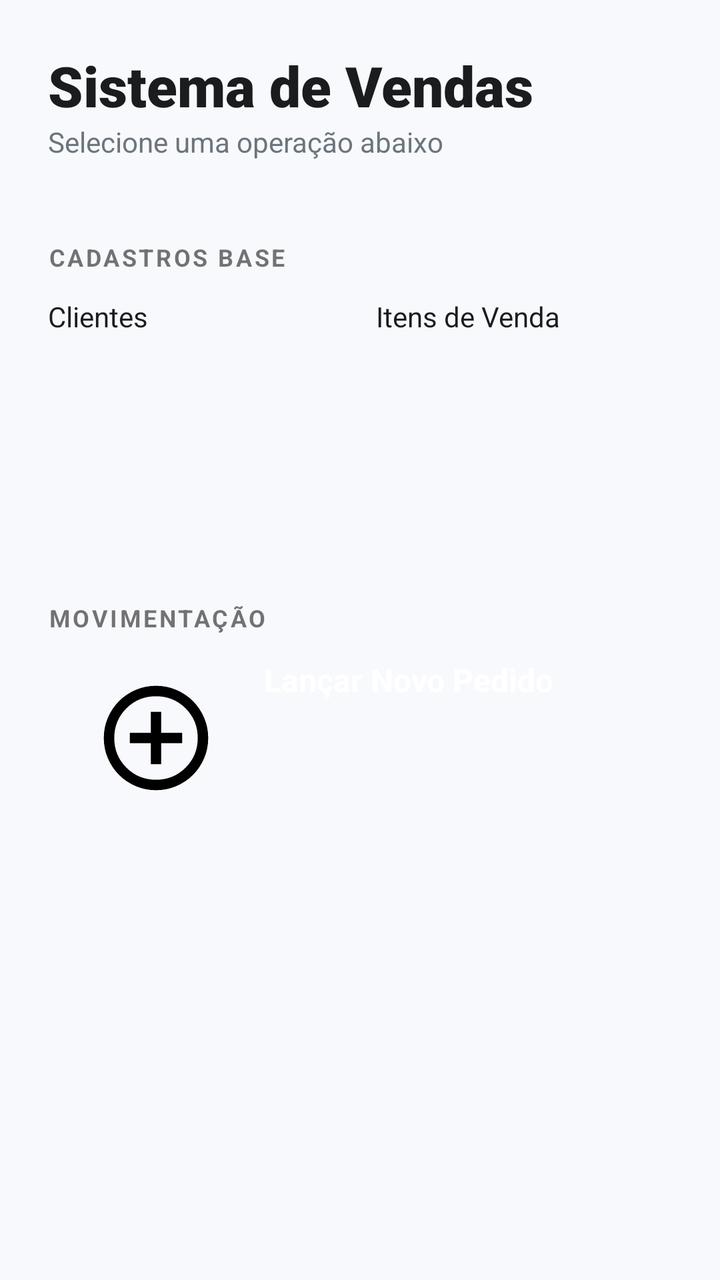
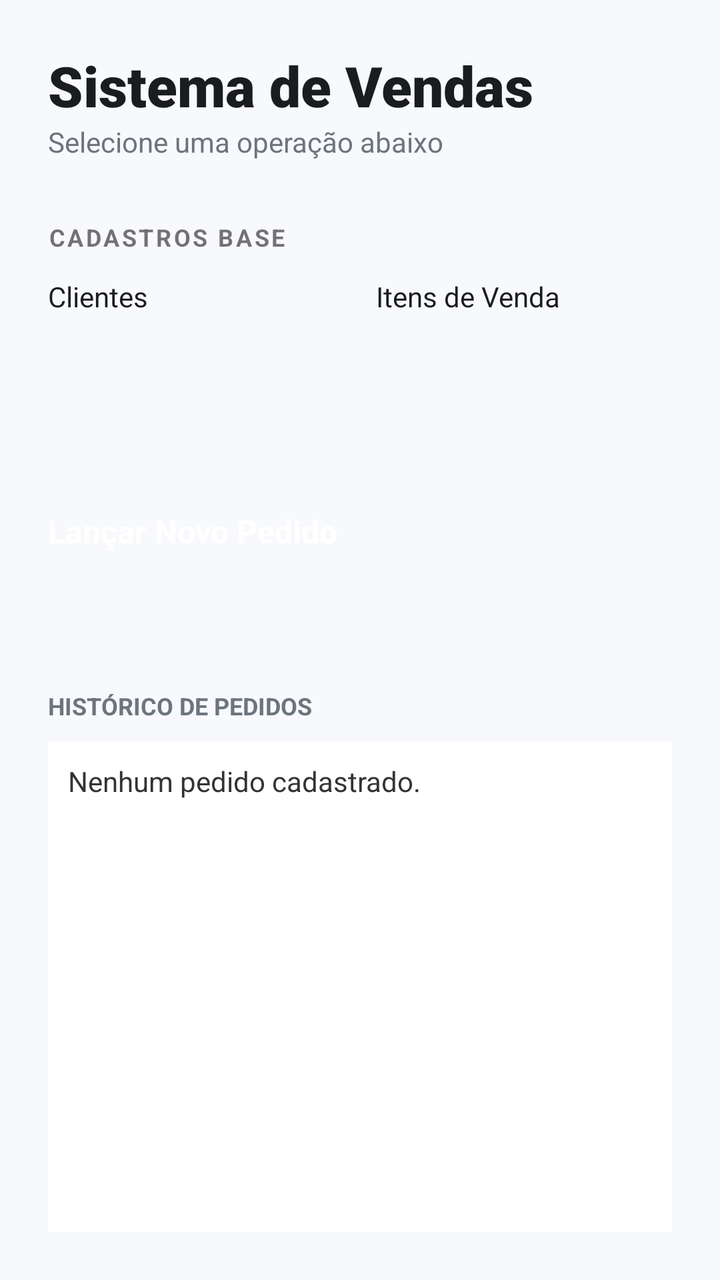

Two renders of the same Android screen: before a commit and after it. Below are the layout's source before the change and the commit's diff.
<!-- AndroidManifest.xml: application theme Theme.Teste -->
<!-- res/layout/dashboard.xml -->
<?xml version="1.0" encoding="utf-8"?>
<LinearLayout xmlns:android="http://schemas.android.com/apk/res/android"
    android:layout_width="match_parent"
    android:layout_height="match_parent"
    android:orientation="vertical"
    android:padding="24dp"
    android:background="#F8F9FC">

    <TextView
        android:layout_width="wrap_content"
        android:layout_height="wrap_content"
        android:text="Sistema de Vendas"
        android:textSize="28sp"
        android:fontFamily="sans-serif-black"
        android:textColor="#1A1C1E" />

    <TextView
        android:layout_width="wrap_content"
        android:layout_height="wrap_content"
        android:text="Selecione uma operação abaixo"
        android:textSize="14sp"
        android:textColor="#6C757D"
        android:layout_marginBottom="40dp" />

    <TextView
        android:layout_width="wrap_content"
        android:layout_height="wrap_content"
        android:text="CADASTROS BASE"
        android:textSize="12sp"
        android:textStyle="bold"
        android:letterSpacing="0.1"
        android:layout_marginBottom="12dp" />

    <LinearLayout
        android:layout_width="match_parent"
        android:layout_height="wrap_content"
        android:orientation="horizontal"
        android:weightSum="2"
        android:layout_marginBottom="16dp">

        <Button
            android:id="@+id/btnIrCadastroCliente"
            android:layout_width="0dp"
            android:layout_height="120dp"
            android:layout_weight="1"
            android:layout_marginRight="8dp"
            android:text="Clientes"
            android:backgroundTint="#FFFFFF"
            android:textColor="#1A1C1E"
            android:elevation="4dp" />

        <Button
            android:id="@+id/btnIrCadastroItens"
            android:layout_width="0dp"
            android:layout_height="120dp"
            android:layout_weight="1"
            android:layout_marginLeft="8dp"
            android:text="Itens de Venda"
            android:backgroundTint="#FFFFFF"
            android:textColor="#1A1C1E"
            android:elevation="4dp" />
    </LinearLayout>

    <TextView
        android:layout_width="wrap_content"
        android:layout_height="wrap_content"
        android:text="MOVIMENTAÇÃO"
        android:textSize="12sp"
        android:textStyle="bold"
        android:letterSpacing="0.1"
        android:layout_marginTop="16dp"
        android:layout_marginBottom="12dp" />

    <Button
        android:id="@+id/btnIrPedido"
        android:layout_width="match_parent"
        android:layout_height="80dp"
        android:text="Lançar Novo Pedido"
        android:textStyle="bold"
        android:textSize="16sp"
        android:backgroundTint="#007BFF"
        android:textColor="#FFFFFF"
        android:elevation="6dp"
        android:drawableLeft="@drawable/ir_foreground"/>

</LinearLayout>
<!-- resources referenced by this layout -->
<resources>
  <!-- drawable ir_foreground (drawable) -->
  <vector xmlns:android="http://schemas.android.com/apk/res/android"
      android:width="108dp"
      android:height="108dp"
      android:viewportWidth="960"
      android:viewportHeight="960"
      android:tint="#000000">
    <group android:scaleX="0.58"
        android:scaleY="0.58"
        android:translateX="201.6"
        android:translateY="201.6">
      <path
          android:fillColor="@android:color/white"
          android:pathData="M440,680L520,680L520,520L680,520L680,440L520,440L520,280L440,280L440,440L280,440L280,520L440,520L440,680ZM480,880Q397,880 324,848.5Q251,817 197,763Q143,709 111.5,636Q80,563 80,480Q80,397 111.5,324Q143,251 197,197Q251,143 324,111.5Q397,80 480,80Q563,80 636,111.5Q709,143 763,197Q817,251 848.5,324Q880,397 880,480Q880,563 848.5,636Q817,709 763,763Q709,817 636,848.5Q563,880 480,880ZM480,800Q614,800 707,707Q800,614 800,480Q800,346 707,253Q614,160 480,160Q346,160 253,253Q160,346 160,480Q160,614 253,707Q346,800 480,800ZM480,480Q480,480 480,480Q480,480 480,480Q480,480 480,480Q480,480 480,480Q480,480 480,480Q480,480 480,480Q480,480 480,480Q480,480 480,480Z"/>
    </group>
  </vector>
  <style name="Theme.Teste" parent="android:Theme.Material.Light.NoActionBar" />
</resources>

<!-- the commit's change to res/layout/dashboard.xml (unified diff, before → after) -->
@@ -20,7 +20,7 @@
         android:text="Selecione uma operação abaixo"
         android:textSize="14sp"
         android:textColor="#6C757D"
-        android:layout_marginBottom="40dp" />
+        android:layout_marginBottom="30dp" />
 
     <TextView
         android:layout_width="wrap_content"
@@ -41,7 +41,7 @@
         <Button
             android:id="@+id/btnIrCadastroCliente"
             android:layout_width="0dp"
-            android:layout_height="120dp"
+            android:layout_height="100dp"
             android:layout_weight="1"
             android:layout_marginRight="8dp"
             android:text="Clientes"
@@ -52,7 +52,7 @@
         <Button
             android:id="@+id/btnIrCadastroItens"
             android:layout_width="0dp"
-            android:layout_height="120dp"
+            android:layout_height="100dp"
             android:layout_weight="1"
             android:layout_marginLeft="8dp"
             android:text="Itens de Venda"
@@ -61,26 +61,40 @@
             android:elevation="4dp" />
     </LinearLayout>
 
-    <TextView
-        android:layout_width="wrap_content"
-        android:layout_height="wrap_content"
-        android:text="MOVIMENTAÇÃO"
-        android:textSize="12sp"
-        android:textStyle="bold"
-        android:letterSpacing="0.1"
-        android:layout_marginTop="16dp"
-        android:layout_marginBottom="12dp" />
-
     <Button
         android:id="@+id/btnIrPedido"
         android:layout_width="match_parent"
-        android:layout_height="80dp"
+        android:layout_height="70dp"
         android:text="Lançar Novo Pedido"
         android:textStyle="bold"
         android:textSize="16sp"
         android:backgroundTint="#007BFF"
         android:textColor="#FFFFFF"
-        android:elevation="6dp"
-        android:drawableLeft="@drawable/ir_foreground"/>
+        android:elevation="6dp" />
+
+    <TextView
+        android:layout_width="wrap_content"
+        android:layout_height="wrap_content"
+        android:text="HISTÓRICO DE PEDIDOS"
+        android:textSize="12sp"
+        android:textStyle="bold"
+        android:layout_marginTop="20dp"
+        android:layout_marginBottom="10dp"
+        android:textColor="#6C757D" />
+
+    <ScrollView
+        android:layout_width="match_parent"
+        android:layout_height="0dp"
+        android:layout_weight="1"
+        android:background="#FFFFFF"
+        android:padding="10dp">
+        <TextView
+            android:id="@+id/tvUltimosPedidos"
+            android:layout_width="match_parent"
+            android:layout_height="wrap_content"
+            android:text="Nenhum pedido cadastrado."
+            android:textColor="#333333"
+            android:textSize="14sp" />
+    </ScrollView>
 
 </LinearLayout>
<!-- resource entries referenced after the edit -->
@@ -1,21 +1,5 @@
 <!-- resources referenced by this layout -->
 <resources>
-  <!-- drawable ir_foreground (drawable) -->
-  <vector xmlns:android="http://schemas.android.com/apk/res/android"
-      android:width="108dp"
-      android:height="108dp"
-      android:viewportWidth="960"
-      android:viewportHeight="960"
-      android:tint="#000000">
-    <group android:scaleX="0.58"
-        android:scaleY="0.58"
-        android:translateX="201.6"
-        android:translateY="201.6">
-      <path
-          android:fillColor="@android:color/white"
-          android:pathData="M440,680L520,680L520,520L680,520L680,440L520,440L520,280L440,280L440,440L280,440L280,520L440,520L440,680ZM480,880Q397,880 324,848.5Q251,817 197,763Q143,709 111.5,636Q80,563 80,480Q80,397 111.5,324Q143,251 197,197Q251,143 324,111.5Q397,80 480,80Q563,80 636,111.5Q709,143 763,197Q817,251 848.5,324Q880,397 880,480Q880,563 848.5,636Q817,709 763,763Q709,817 636,848.5Q563,880 480,880ZM480,800Q614,800 707,707Q800,614 800,480Q800,346 707,253Q614,160 480,160Q346,160 253,253Q160,346 160,480Q160,614 253,707Q346,800 480,800ZM480,480Q480,480 480,480Q480,480 480,480Q480,480 480,480Q480,480 480,480Q480,480 480,480Q480,480 480,480Q480,480 480,480Q480,480 480,480Z"/>
-    </group>
-  </vector>
   <style name="Theme.Teste" parent="android:Theme.Material.Light.NoActionBar" />
 </resources>
 
